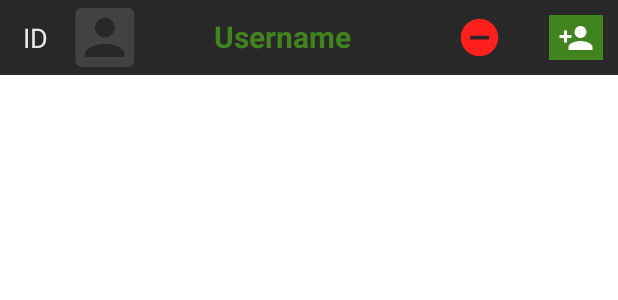
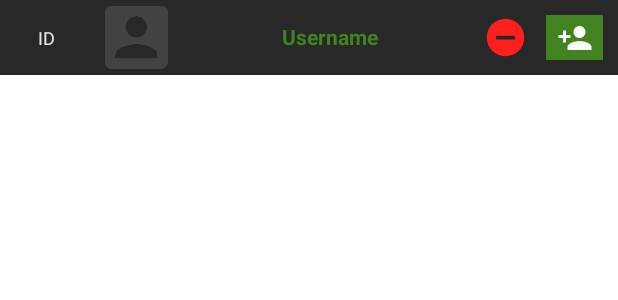
Before and after one commit to makememove/mobile, an Android app: the layout friendreceivedcsempe.xml on its own in the app's theme, with its tools: preview values and no code run, on a phone screen of 412 x 824 dp. Shown: the top 300 px of the screen. Run offline under Robolectric (Android 15) with nearby library versions, the phone set to English and light mode, and no system bars.

Commit message:
friend csempe

```diff
--- a/app/src/main/res/layout/friendreceivedcsempe.xml
+++ b/app/src/main/res/layout/friendreceivedcsempe.xml
@@ -4,6 +4,7 @@
     xmlns:tools="http://schemas.android.com/tools"
     android:layout_width="match_parent"
     android:layout_height="wrap_content"
+    android:layout_marginBottom="5dp"
     android:background="@color/Headerbg">
 
     <LinearLayout
@@ -16,21 +17,21 @@
             android:id="@+id/tv_receivefriendiD"
             android:layout_width="0dp"
             android:layout_height="match_parent"
-            android:layout_weight="0.4"
+            android:layout_weight="0.5"
             android:background="@color/Headerbg"
             android:gravity="center_vertical"
             android:text="ID"
             android:textAlignment="center"
             android:textColor="@color/NormaltextColor"
-            android:textSize="18sp" />
+            android:textSize="12sp" />
 
         <ImageView
             android:id="@+id/iv_receivefriendprofile"
             android:layout_width="0dp"
             android:layout_height="wrap_content"
+            android:layout_weight="0.48"
+            android:background="@color/Headerbg"
             android:src="@drawable/ic_account_box"
-            android:layout_weight="0.4"
-            android:background="@color/Headerbg"
             tools:srcCompat="@tools:sample/avatars" />
 
         <TextView
@@ -42,15 +43,17 @@
             android:text="Username"
             android:textAlignment="center"
             android:textColor="@color/Headertext"
-            android:textSize="20sp"
+            android:textSize="14sp"
             android:textStyle="bold" />
 
         <ImageButton
             android:id="@+id/ib_receiveremoveFriend"
             android:layout_width="wrap_content"
             android:layout_height="match_parent"
-            android:layout_margin="10dp"
-            android:layout_weight="0.2"
+            android:layout_marginTop="10dp"
+            android:layout_marginRight="10dp"
+            android:layout_marginBottom="10dp"
+            android:layout_weight="0.04"
             android:background="@color/Headerbg"
             android:src="@drawable/ic_remove_circle_black_24dp" />
 
@@ -58,7 +61,9 @@
             android:id="@+id/ib_receiveacceptfriendrequest"
             android:layout_width="0dp"
             android:layout_height="30dp"
-            android:layout_margin="10dp"
+            android:layout_marginTop="10dp"
+            android:layout_marginRight="10dp"
+            android:layout_marginBottom="10dp"
             android:layout_weight="0.3"
             android:background="@color/Headertext"
             android:src="@drawable/ic_person_add_black_24dp" />
--- a/app/src/main/res/layout/myfriendcsempe.xml
+++ b/app/src/main/res/layout/myfriendcsempe.xml
@@ -9,6 +9,7 @@
     <LinearLayout
         android:layout_width="match_parent"
         android:layout_height="50dp"
+        android:layout_marginBottom="5dp"
         android:background="@color/Headerbg"
         android:orientation="horizontal">
 
@@ -22,7 +23,7 @@
             android:text="ID"
             android:textAlignment="center"
             android:textColor="@color/NormaltextColor"
-            android:textSize="18sp" />
+            android:textSize="12sp" />
 
         <ImageView
             android:id="@+id/iv_friendprofile"
@@ -38,11 +39,11 @@
             android:layout_width="0dp"
             android:layout_height="wrap_content"
             android:layout_weight="1.6"
+            android:background="@color/Headerbg"
             android:text="Username"
-            android:background="@color/Headerbg"
             android:textAlignment="center"
             android:textColor="@color/Headertext"
-            android:textSize="20sp"
+            android:textSize="14sp"
             android:textStyle="bold" />
 
         <ImageButton
@@ -50,7 +51,7 @@
             android:layout_width="wrap_content"
             android:layout_height="match_parent"
             android:layout_margin="10dp"
-            android:layout_weight="0.2"
+            android:layout_weight="0.08"
             android:background="@color/Headerbg"
             android:src="@drawable/ic_remove_circle_black_24dp" />
     </LinearLayout>
```
